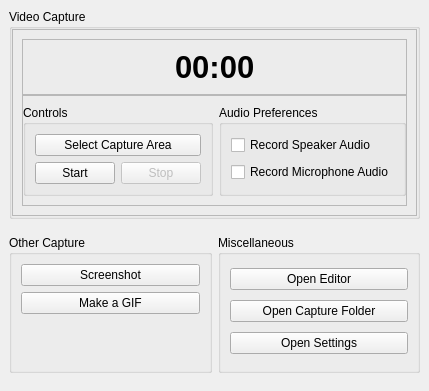
This is src/gui/main_window/MainWindow.ui in ephell/ClipIt-Screen-Capture-App as Qt 5 draws it before an edit. The edited form follows.
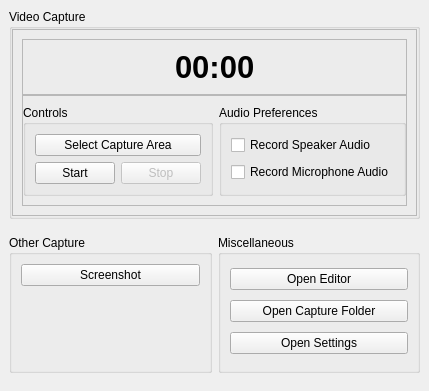
This is the edited form. Custom widgets are drawn as their Qt base class.

Commit message: Remove 'Make Gif' button

```diff
--- a/src/gui/main_window/MainWindow.ui
+++ b/src/gui/main_window/MainWindow.ui
@@ -229,13 +229,6 @@
            </property>
           </widget>
          </item>
-         <item>
-          <widget class="QPushButton" name="make_a_gif_button">
-           <property name="text">
-            <string>Make a GIF</string>
-           </property>
-          </widget>
-         </item>
          <item>
           <spacer name="other_capture_group_box_v_spacer">
            <property name="orientation">
```
The commit also changes 1 other file.
